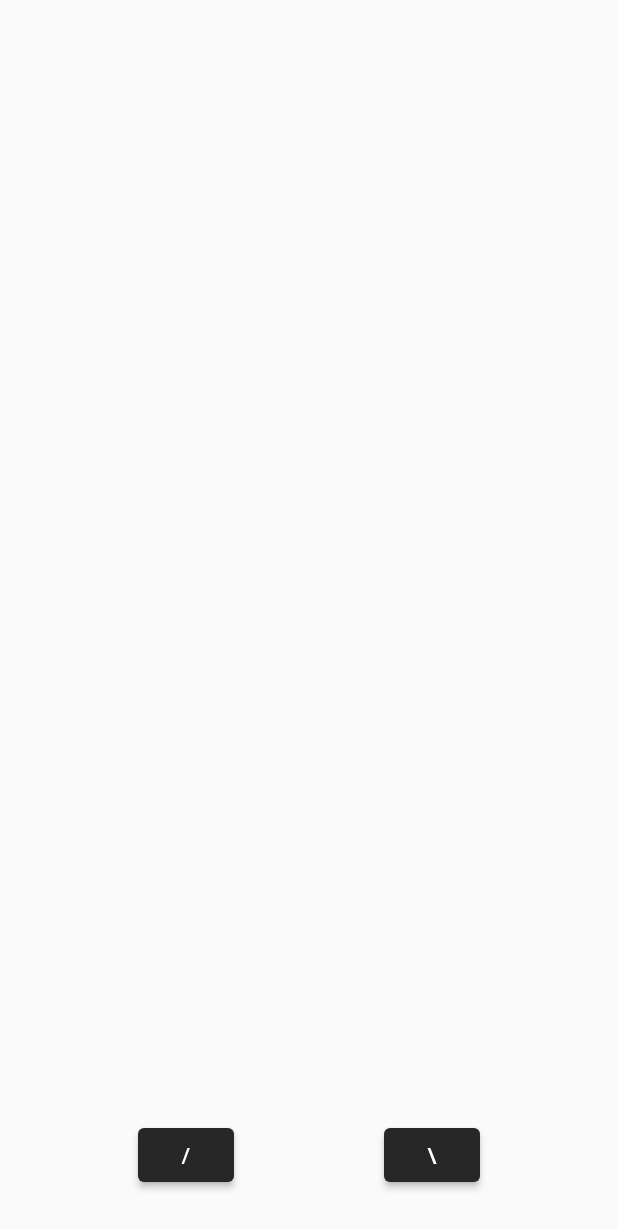
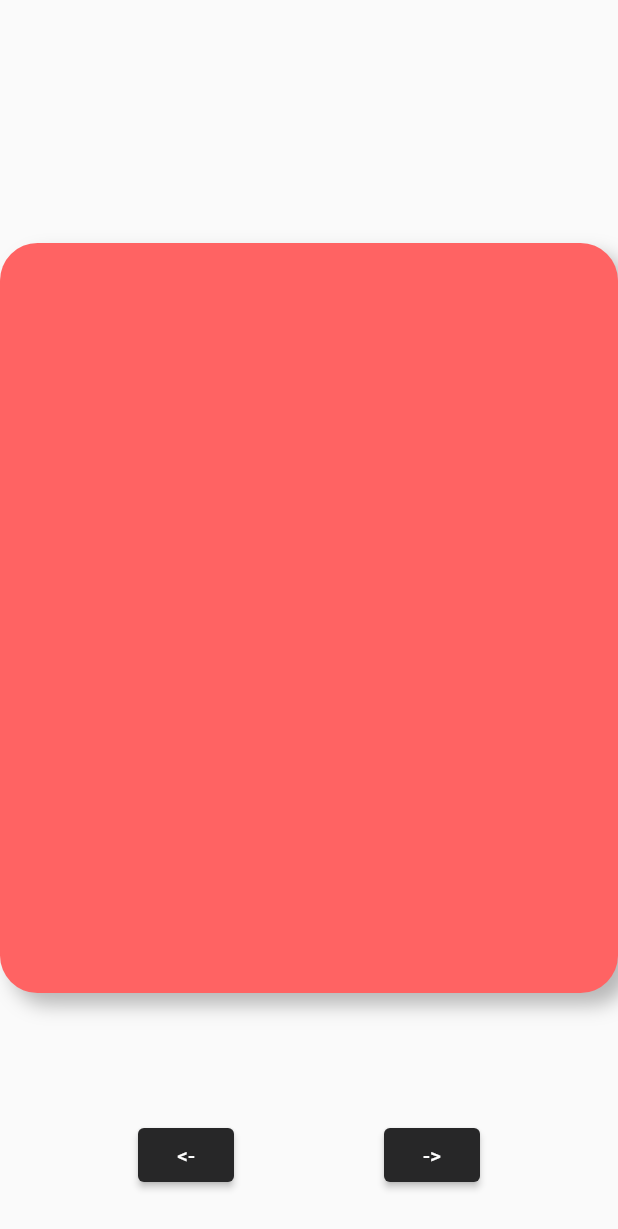
Before and after one commit to GDG-GTBIT/Flutter-Rocket-App, a Flutter app: the screen it shows after launch, on a phone screen of 412 x 824 dp. Shown: the top 1229 px of the screen. Run offline on Flutter 3.47's test engine with Material 2 defaults, Android fonts, the phone set to English and light mode, and no system bars.

Commit message:
added box to screen and sado in it and made te code clean

```diff
--- a/lib/home.dart
+++ b/lib/home.dart
@@ -11,7 +11,26 @@ class _HomeState extends State<Home> {
   @override
   Widget build(BuildContext context) {
     return Scaffold(
-      body: Container(
+      body: Stack(
+        children: [
+          Center(
+            child: Container(
+              width: 500,
+              height: 500,
+              decoration: BoxDecoration(
+                  borderRadius: BorderRadius.all(Radius.circular(25)),
+                  color: Color.fromARGB(255, 255, 99, 99),
+                  boxShadow: [
+                    BoxShadow(
+                      blurRadius: 10,
+                      color: Color.fromARGB(105, 89, 89, 89),
+                      offset: Offset(7.5, 7.5),
+                      spreadRadius: 0,
+                    ),
+                  ]),
+            ),
+          ),
+          Container(
             alignment: Alignment.bottomCenter,
             margin: EdgeInsets.only(bottom: 30),
             child: Row(
@@ -20,7 +39,7 @@ class _HomeState extends State<Home> {
                 ElevatedButton(
                   onPressed: () {},
                   child: Text(
-                "/",
+                    "<-",
                     style: TextStyle(color: Colors.white),
                   ),
                   style: ButtonStyle(
@@ -34,7 +53,7 @@ class _HomeState extends State<Home> {
                 ElevatedButton(
                   onPressed: () {},
                   child: Text(
-                "\\",
+                    "->",
                     style: TextStyle(color: Colors.white),
                   ),
                   style: ButtonStyle(
@@ -45,6 +64,8 @@ class _HomeState extends State<Home> {
               ],
             ),
           ),
+        ],
+      ),
     );
   }
 }
```
Lines whose indentation alone changed are shown as unchanged.
